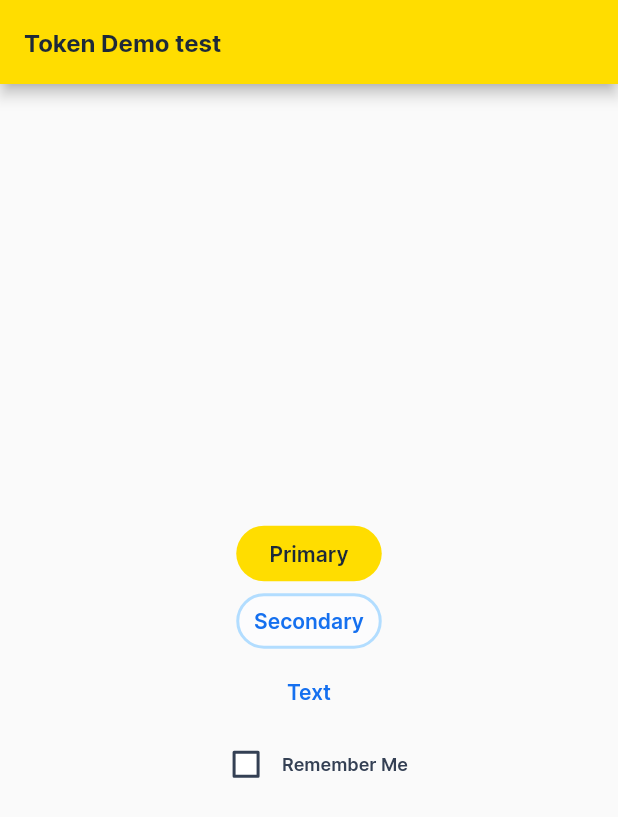
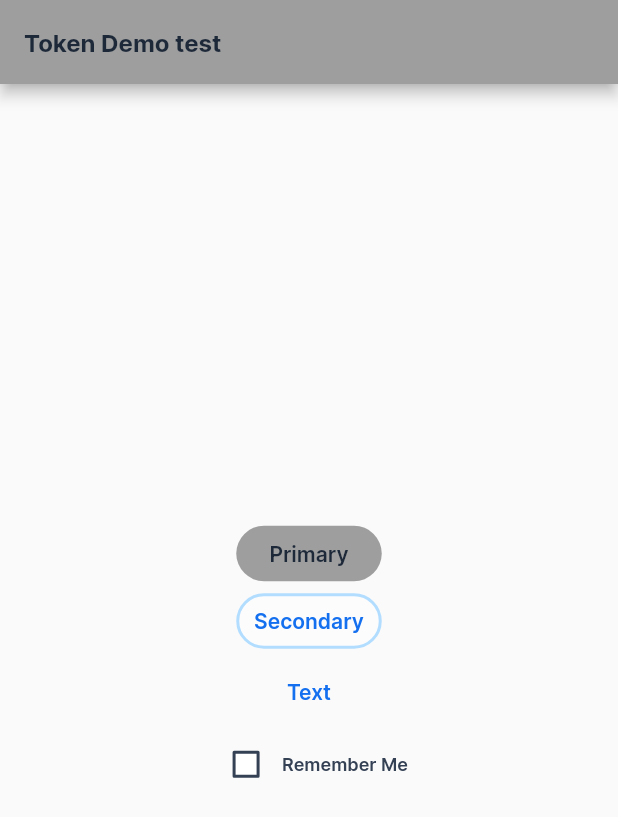
Before and after one commit to MrOnnes/flutter_application_demo, a Flutter app: the screen it shows after launch, on a phone screen of 412 x 824 dp. Shown: the top 817 px of the screen. Run offline on Flutter 3.47's test engine with Material 2 defaults, Android fonts, the phone set to English and light mode, and no system bars; missing offline and left inert: dart:html.

Commit message:
demo commit

```diff
--- a/lib/main.dart
+++ b/lib/main.dart
@@ -37,7 +37,7 @@ class _MyHomePageState extends State<MyHomePage> {
   Widget build(BuildContext context) {
     return Scaffold(
       appBar: AppBar(
-        backgroundColor: adrColor.kuningAdira,
+        backgroundColor: Colors.grey,
         title: Text(widget.title,
             style: TextStyle(
                 color: adrColor.grayDarker,
--- a/lib/widget/button_widget.dart
+++ b/lib/widget/button_widget.dart
@@ -19,7 +19,7 @@ class ButtonPrimary extends StatelessWidget {
         margin: EdgeInsets.all(4),
         constraints: BoxConstraints(minWidth: 97),
         decoration: BoxDecoration(
-            color: adrColor.kuningAdira,
+            color: Colors.grey,
             //color: Colors.yellow, //warna button
             // borderRadius: BorderRadius.circular(100)
             borderRadius: BorderRadius.circular(adrShape.button)),
```
